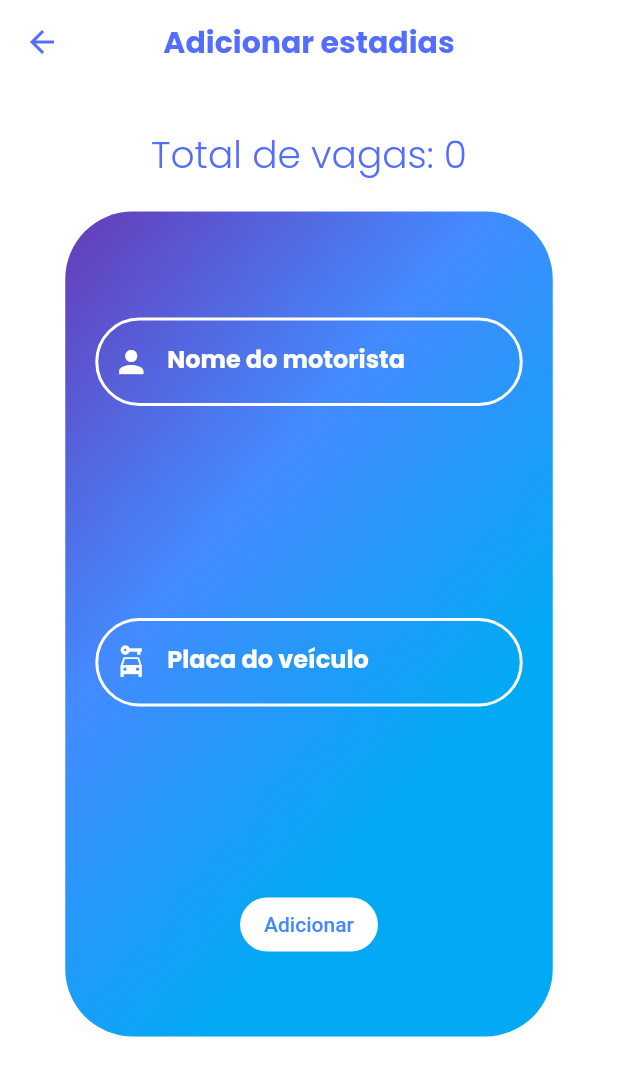
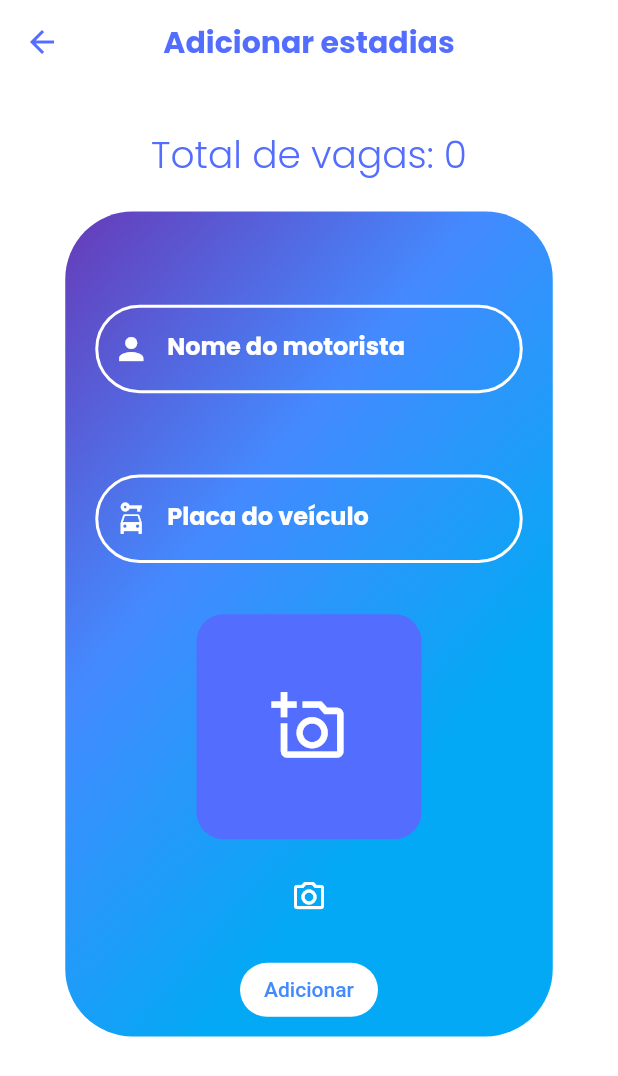
Before and after one commit to enzo-rocha/my-parking-projeto-final, a Flutter app: the screen it shows after launch, after a tap on "Adicionar", on a phone screen of 412 x 824 dp. Shown: the top 1076 px of the screen. Run offline on Flutter 3.47's test engine with Material 2 defaults, Android fonts, the phone set to English and light mode, and no system bars; our stand-ins replace image_picker, page_transition, shared_preferences.

Commit message:
commit 3

```diff
--- a/lib/main.dart
+++ b/lib/main.dart
@@ -1,3 +1,4 @@
+import 'package:final_project/model/number_of_lots_sp.dart';
 import 'package:final_project/view/screens/add_register_page.dart';
 import 'package:final_project/view/screens/home.dart';
 import 'package:final_project/view/screens/number_of_lots_page.dart';
@@ -12,10 +13,10 @@ void main() {
   runApp(
     MultiProvider(
       providers: [
-        Provider(
+        ChangeNotifierProvider(
           create: (context) => AddRegisterProvider(),
         ),
-        Provider(
+        ChangeNotifierProvider(
           create: (context) => NumberOfLotsState(),
         ),
       ],
--- /dev/null
+++ b/lib/model/number_of_lots_sp.dart
@@ -0,0 +1,26 @@
+import 'package:flutter/material.dart';
+import 'package:shared_preferences/shared_preferences.dart';
+
+class NumberOfLotsState extends ChangeNotifier {
+  NumberOfLotsState() {
+    _init();
+  }
+
+  int _numberOfLots = 0;
+  int get numberOfLots => _numberOfLots;
+
+  Future<void> _init() async {
+    final prefs = await SharedPreferences.getInstance();
+    _numberOfLots = prefs.getInt('number') ?? 0;
+    notifyListeners();
+  }
+
+  Future<void> changeNumberOfLots(controller) async {
+    final prefs = await SharedPreferences.getInstance();
+    final text = controller.toString();
+    final number = int.parse(text);
+    _numberOfLots = number;
+    await prefs.setInt('number', _numberOfLots);
+    notifyListeners();
+  }
+}
--- a/lib/view/components/options_grid.dart
+++ b/lib/view/components/options_grid.dart
@@ -1,18 +1,47 @@
+import 'package:final_project/model/add_register_provider.dart';
+import 'package:final_project/model/number_of_lots_sp.dart';
 import 'package:final_project/view/screens/number_of_lots_page.dart';
 import 'package:flutter/material.dart';
 import 'package:page_transition/page_transition.dart';
+import 'package:provider/provider.dart';
 
 class OptionsGrid extends StatelessWidget {
   const OptionsGrid({Key? key}) : super(key: key);
 
   @override
   Widget build(BuildContext context) {
-    return ListView(
-      scrollDirection: Axis.vertical,
-      addAutomaticKeepAlives: false,
+    return Column(
       children: [
-        Column(
+        Padding(
+          padding: const EdgeInsets.only(bottom: 15.0),
+          child: SizedBox(
+              width: 325,
+              height: 225,
+              child: Stack(
                 children: [
+                  ClipRRect(
+                    borderRadius: BorderRadius.circular(40),
+                    child: Image.asset(
+                      'assets/images/cars_parking.png',
+                      fit: BoxFit.cover,
+                    ),
+                  ),
+                  Padding(
+                    padding: const EdgeInsets.only(top: 55, left: 15),
+                    child: SizedBox(
+                      width: 160,
+                      height: 150,
+                      child: Column(
+                        children: [
+                          const Text("Total de vagas:", style: TextStyle(fontFamily: 'PoppinsLight', fontSize: 15),),
+                          Text('${context.watch<AddRegisterProvider>().registers.length} / ${context.watch<NumberOfLotsState>().numberOfLots}', style: const TextStyle(fontFamily: 'PoppinsLight', fontSize: 45),),
+                        ],
+                      ),
+                    ),
+                  )
+                ],
+              )),
+        ),
         Row(
           mainAxisAlignment: MainAxisAlignment.center,
           children: [
@@ -33,10 +62,7 @@ class OptionsGrid extends StatelessWidget {
                 height: 150,
                 child: TextButton(
                   onPressed: () {
-                        Navigator.pushNamed(
-                          context,
-                          '/addPage',
-                        );
+                    Navigator.pushNamed(context, '/addPage');
                   },
                   child: Column(
                     mainAxisAlignment: MainAxisAlignment.center,
@@ -170,8 +196,10 @@ class OptionsGrid extends StatelessWidget {
                     Navigator.push(
                       context,
                       PageTransition(
+                          curve: Curves.elasticOut,
                           child: const NumberOfLotsPage(),
-                                type: PageTransitionType.rightToLeft));
+                          type: PageTransitionType.rightToLeft),
+                    );
                   },
                   child: Column(
                     mainAxisAlignment: MainAxisAlignment.center,
@@ -197,8 +225,6 @@ class OptionsGrid extends StatelessWidget {
           ],
         ),
       ],
-        ),
-      ],
     );
   }
 }
--- a/lib/view/screens/add_register_page.dart
+++ b/lib/view/screens/add_register_page.dart
@@ -1,6 +1,8 @@
+import 'dart:io';
 import 'package:final_project/model/add_register_provider.dart';
-import 'package:final_project/view/screens/number_of_lots_page.dart';
+import 'package:final_project/model/number_of_lots_sp.dart';
 import 'package:flutter/material.dart';
+import 'package:image_picker/image_picker.dart';
 import 'package:provider/provider.dart';
 
 class AddRegisterPage extends StatefulWidget {
@@ -11,6 +13,8 @@ class AddRegisterPage extends StatefulWidget {
 }
 
 class _AddRegisterPageState extends State<AddRegisterPage> {
+  ImagePicker imagePicker = ImagePicker();
+  File? pickedImage;
   final TextEditingController _driverNameController = TextEditingController();
   final TextEditingController _licensePlateController = TextEditingController();
   final _formKey = GlobalKey<FormState>();
@@ -35,7 +39,8 @@ class _AddRegisterPageState extends State<AddRegisterPage> {
           ),
         ),
       ),
-      body: Form(
+      body: SingleChildScrollView(
+        child: Form(
           key: _formKey,
           child: Center(
             child: Column(
@@ -77,6 +82,8 @@ class _AddRegisterPageState extends State<AddRegisterPage> {
                     children: [
                       Padding(
                         padding: const EdgeInsets.all(20.0),
+                        child: Padding(
+                          padding: const EdgeInsets.only(top: 35.0),
                           child: TextFormField(
                             controller: _driverNameController,
                             validator: (value) {
@@ -99,6 +106,7 @@ class _AddRegisterPageState extends State<AddRegisterPage> {
                               labelText: 'Nome do motorista',
                               labelStyle: const TextStyle(
                                   color: Colors.white, fontFamily: 'Poppins'),
+                            ),
                           ),
                         ),
                       ),
@@ -131,6 +139,38 @@ class _AddRegisterPageState extends State<AddRegisterPage> {
                           ),
                         ),
                       ),
+                      pickedImage == null
+                          ? Container(
+                              width: 150,
+                              height: 150,
+                              decoration: BoxDecoration(
+                                  color: Colors.indigoAccent,
+                                  borderRadius: BorderRadius.circular(18)),
+                              child: const Icon(
+                                Icons.add_a_photo_outlined,
+                                size: 50,
+                                color: Colors.white,
+                              ),
+                            )
+                          : SizedBox(
+                              width: 150,
+                              height: 150,
+                              child: ClipRRect(
+                                borderRadius: BorderRadius.circular(18),
+                                child: Image.file(
+                                  pickedImage!,
+                                  fit: BoxFit.cover,
+                                ),
+                              ),
+                            ),
+                      IconButton(
+                          onPressed: () {
+                            getImage();
+                          },
+                          icon: const Icon(
+                            Icons.camera_alt_outlined,
+                            color: Colors.white,
+                          )),
                       ElevatedButton(
                         onPressed: () {
                           if (_formKey.currentState!.validate()) {
@@ -146,8 +186,9 @@ class _AddRegisterPageState extends State<AddRegisterPage> {
                                   .addRegister(
                                       _driverNameController.text,
                                       _licensePlateController.text,
-                                    DateTime.now());
-                            Navigator.popAndPushNamed(context, '/');
+                                      DateTime.now(),
+                                      pickedImage);
+                              Navigator.pop(context);
                             }
                           }
                         },
@@ -175,7 +216,18 @@ class _AddRegisterPageState extends State<AddRegisterPage> {
             ),
           ),
         ),
+      ),
     );
+  }
+
+  Future getImage() async {
+    var temporaryImage =
+        await imagePicker.pickImage(source: ImageSource.camera);
+    if (temporaryImage != null) {
+      setState(() {
+        pickedImage = File(temporaryImage.path);
+      });
+    }
   }
 }
 
@@ -185,5 +237,6 @@ OutlineInputBorder _buildBorder(Color color) {
     borderSide: BorderSide(
       color: color,
       width: 2.0,
-      ));
+    ),
+  );
 }
--- a/lib/view/screens/home.dart
+++ b/lib/view/screens/home.dart
@@ -1,16 +1,23 @@
 import 'package:final_project/view/components/options_grid.dart';
 import 'package:flutter/material.dart';
 
-class Home extends StatelessWidget {
+class Home extends StatefulWidget {
   const Home({Key? key}) : super(key: key);
 
   @override
+  State<Home> createState() => _HomeState();
+}
+
+class _HomeState extends State<Home> {
+  @override
   Widget build(BuildContext context) {
+
     return Scaffold(
       body: NestedScrollView(
         headerSliverBuilder: (context, condition) {
           return <Widget>[
             SliverAppBar(
+              shadowColor: Colors.transparent,
               backgroundColor: Colors.indigoAccent,
               shape: const ContinuousRectangleBorder(
                 borderRadius: BorderRadius.only(
@@ -50,10 +57,10 @@ class Home extends StatelessWidget {
             )
           ];
         },
-        body: const Center(
-          child: OptionsGrid(),
-        ),
+        body: Center(
+          child: ListView(children: const [OptionsGrid()]),
       ),
+    ),
     );
   }
 }
--- a/pubspec.yaml
+++ b/pubspec.yaml
@@ -36,6 +36,8 @@ dependencies:
   provider:
   shared_preferences:
   page_transition: ^2.0.9
+  image_picker: ^0.8.6
+  path_provider: ^2.0.11
 
   # The following adds the Cupertino Icons font to your application.
   # Use with the CupertinoIcons class for iOS style icons.
```
Also changed, not shown: lib/model/add_register_provider.dart (+29 -8 lines), lib/view/screens/number_of_lots_page.dart (+24 -36 lines), lib/view/screens/view_registers_page.dart (+8 -2 lines), assets/images/cars.png (added), assets/images/cars_parking.png (added), pubspec.lock, 1 other file. Lines whose indentation alone changed are shown as unchanged.
